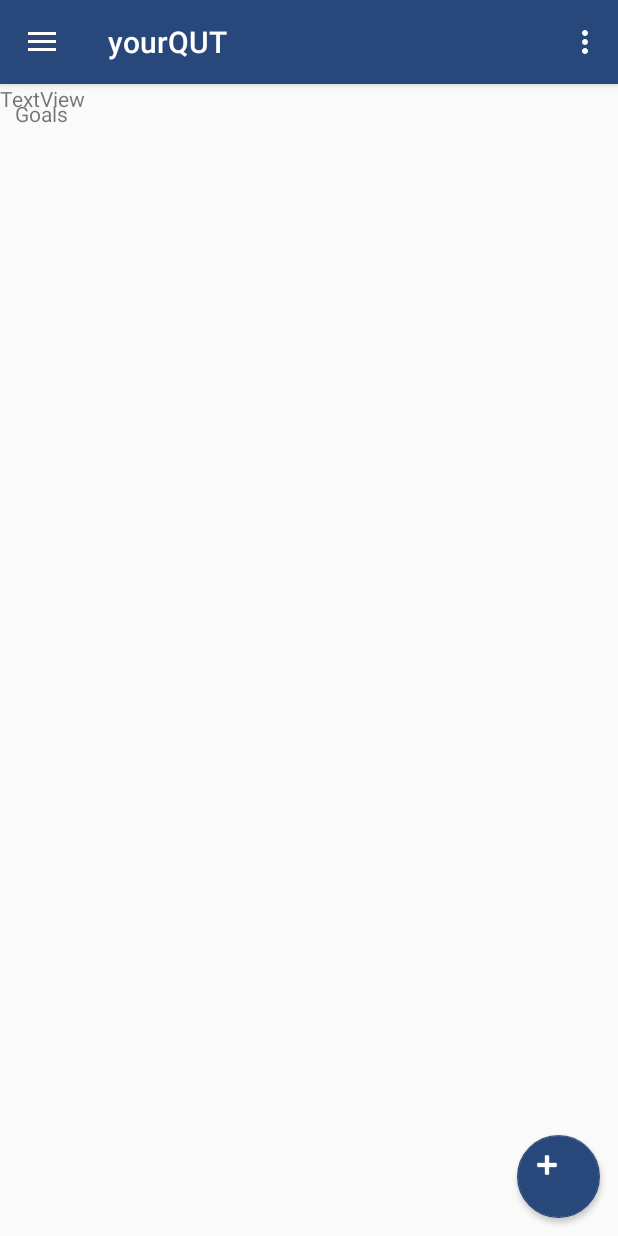
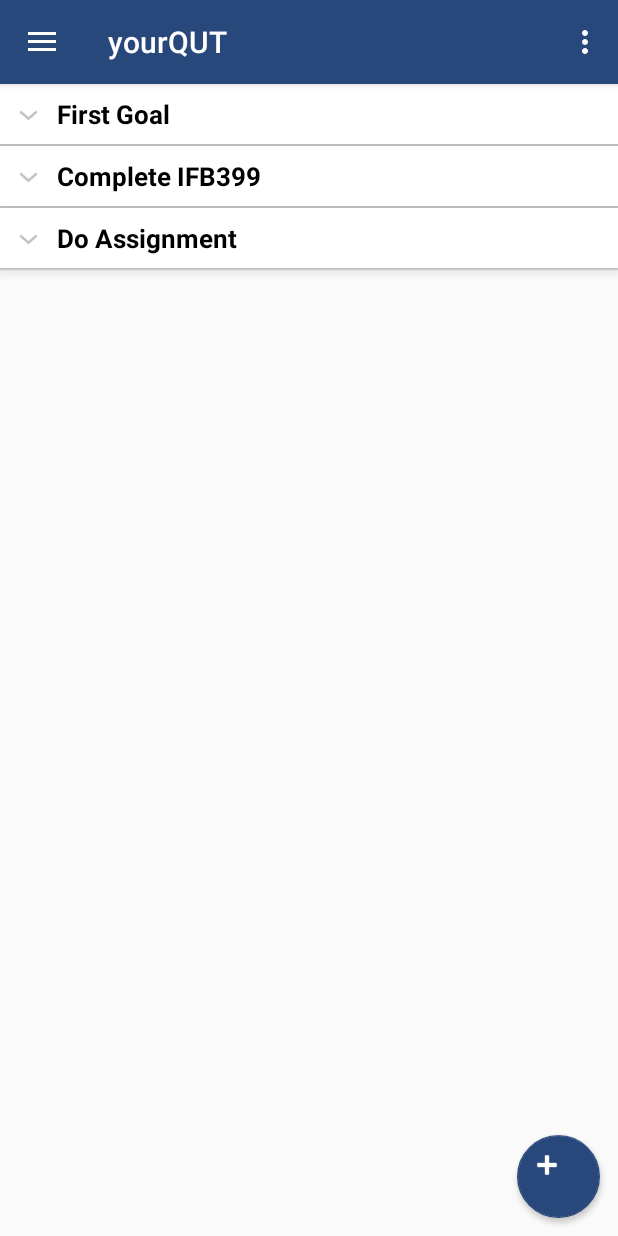
Before and after one commit to bmpickford/CapstoneProject, an Android app: the fragment GoalsPage placed in its activity, in the side drawer, after a tap on "Goals", on a phone screen of 412 x 824 dp. Run offline under Robolectric (Android 15) with nearby library versions, the phone set to English and light mode, and no system bars; libraries missing offline, so code that uses them is left out: com.github.mikephil.charting; 34 statements that could not run were skipped.

Commit message:
Basic goal functionality

```diff
--- /dev/null
+++ b/app/src/main/java/com/app/capstone/app/ExpandableListAdapter.java
@@ -0,0 +1,110 @@
+package com.app.capstone.app;
+
+/**
+ * Created by root on 10/08/17.
+ */
+
+import java.util.HashMap;
+import java.util.List;
+
+import android.content.Context;
+import android.graphics.Typeface;
+import android.view.LayoutInflater;
+import android.view.View;
+import android.view.ViewGroup;
+import android.widget.BaseExpandableListAdapter;
+import android.widget.TextView;
+
+public class ExpandableListAdapter extends BaseExpandableListAdapter {
+
+    private Context _context;
+    private List<String> _listDataHeader; // header titles
+    // child data in format of header title, child title
+    private HashMap<String, List<String>> _listDataChild;
+
+    public ExpandableListAdapter(Context context, List<String> listDataHeader,
+                                 HashMap<String, List<String>> listChildData) {
+        this._context = context;
+        this._listDataHeader = listDataHeader;
+        this._listDataChild = listChildData;
+    }
+
+    @Override
+    public Object getChild(int groupPosition, int childPosititon) {
+        return this._listDataChild.get(this._listDataHeader.get(groupPosition))
+                .get(childPosititon);
+    }
+
+    @Override
+    public long getChildId(int groupPosition, int childPosition) {
+        return childPosition;
+    }
+
+    @Override
+    public View getChildView(int groupPosition, final int childPosition,
+                             boolean isLastChild, View convertView, ViewGroup parent) {
+
+        final String childText = (String) getChild(groupPosition, childPosition);
+
+        if (convertView == null) {
+            LayoutInflater infalInflater = (LayoutInflater) this._context
+                    .getSystemService(Context.LAYOUT_INFLATER_SERVICE);
+            convertView = infalInflater.inflate(R.layout.list_item, null);
+        }
+
+        TextView txtListChild = (TextView) convertView
+                .findViewById(R.id.lblListItem);
+
+        txtListChild.setText(childText);
+        return convertView;
+    }
+
+    @Override
+    public int getChildrenCount(int groupPosition) {
+        return this._listDataChild.get(this._listDataHeader.get(groupPosition))
+                .size();
+    }
+
+    @Override
+    public Object getGroup(int groupPosition) {
+        return this._listDataHeader.get(groupPosition);
+    }
+
+    @Override
+    public int getGroupCount() {
+        return this._listDataHeader.size();
+    }
+
+    @Override
+    public long getGroupId(int groupPosition) {
+        return groupPosition;
+    }
+
+    @Override
+    public View getGroupView(int groupPosition, boolean isExpanded,
+                             View convertView, ViewGroup parent) {
+        String headerTitle = (String) getGroup(groupPosition);
+        if (convertView == null) {
+            LayoutInflater infalInflater = (LayoutInflater) this._context
+                    .getSystemService(Context.LAYOUT_INFLATER_SERVICE);
+            convertView = infalInflater.inflate(R.layout.list_group, null);
+        }
+
+        TextView lblListHeader = (TextView) convertView
+                .findViewById(R.id.lblListHeader);
+        lblListHeader.setTypeface(null, Typeface.BOLD);
+        lblListHeader.setText(headerTitle);
+
+        return convertView;
+    }
+
+    @Override
+    public boolean hasStableIds() {
+        return false;
+    }
+
+    @Override
+    public boolean isChildSelectable(int groupPosition, int childPosition) {
+        return true;
+    }
+}
--- a/app/src/main/java/com/app/capstone/app/Goal.java
+++ b/app/src/main/java/com/app/capstone/app/Goal.java
@@ -34,7 +34,6 @@ public class Goal {
     int id;
 
     Context context;
-
 
     public Goal(String name, String description, Date date, Context context){
         this.name = name;
@@ -81,7 +80,9 @@ public class Goal {
         this.completed = complete;
     }
 
-    private void updateAPI() throws JSONException, IOException {
+    private void setGoalId(int id) { this.id = id; }
+
+    private void updateGoal() throws JSONException, IOException {
         String data = getData();
         sendRequest(((String.format("/goal/%s", this.id))), "PUT", data);
     }
--- a/app/src/main/java/com/app/capstone/app/GoalsPage.java
+++ b/app/src/main/java/com/app/capstone/app/GoalsPage.java
@@ -2,36 +2,58 @@ package com.app.capstone.app;
 
 import android.content.Context;
 import android.content.Intent;
+import android.icu.text.SimpleDateFormat;
+import android.net.ParseException;
 import android.net.Uri;
 import android.os.Bundle;
 import android.support.design.widget.FloatingActionButton;
 import android.support.v4.app.Fragment;
+import android.support.v4.app.FragmentManager;
+import android.support.v4.app.FragmentTransaction;
 import android.view.LayoutInflater;
 import android.view.View;
 import android.view.ViewGroup;
+import android.widget.ExpandableListView;
+import android.widget.LinearLayout;
 import android.widget.TextView;
+import android.widget.Toast;
+
+import java.lang.reflect.Array;
+import java.util.ArrayList;
+import java.util.Date;
+import java.util.HashMap;
+import java.util.List;
 
 
-/**
- * A simple {@link Fragment} subclass.
- * Activities that contain this fragment must implement the
- * {@link GoalsPage.OnFragmentInteractionListener} interface
- * to handle interaction events.
- * Use the {@link GoalsPage#newInstance} factory method to
- * create an instance of this fragment.
- */
 public class GoalsPage extends Fragment {
+    ExpandableListAdapter listAdapter;
+    ExpandableListView expListView;
+    List<String> listDataHeader;
+    HashMap<String, List<String>> listDataChild;
+
+    // Initialisation of empty array for all goal object
+    private List<Goal> goals = getGoals();
 
     private OnFragmentInteractionListener mListener;
+
+    private ArrayList<Goal> getGoals(){
+        ArrayList<Goal> goals = new ArrayList<Goal>();
+        Goal goal = new Goal("First Goal", "This is my first goal", new Date(), getActivity());
+        Goal goal2 = new Goal("Complete IFB399", "Finish the subject", new Date(), getActivity());
+        Goal goal3 = new Goal("Do Assignment", "Finish your assignment", new Date(), getActivity());
+        goals.add(goal);
+        goals.add(goal2);
+        goals.add(goal3);
+
+        return goals;
+    }
 
     public GoalsPage() {
         // Required empty public constructor
     }
 
-    public static GoalsPage newInstance(String param1, String param2) {
+    public static GoalsPage newInstance(String one, String two, String three) {
         GoalsPage fragment = new GoalsPage();
-        Bundle args = new Bundle();
-        fragment.setArguments(args);
 
         return fragment;
     }
@@ -39,19 +61,74 @@ public class GoalsPage extends Fragment {
     @Override
     public void onCreate(Bundle savedInstanceState) {
         super.onCreate(savedInstanceState);
+
+
     }
 
     @Override
     public View onCreateView(LayoutInflater inflater, ViewGroup container, Bundle savedInstanceState) {
+        Bundle item = getArguments();
+        if(item != null && item.getString("title") != null) {
+            SimpleDateFormat formatter = new SimpleDateFormat("dd/MM/yyyy");
+            String title = item.getString("title");
+            String description = item.getString("description");
+            Date d = new Date();
+            try {
+                d = formatter.parse(item.getString("due_date"));
+            } catch (java.text.ParseException e) {
+                e.printStackTrace();
+            }
+
+            Goal g = new Goal(title, description, d, getActivity());
+            goals.add(g);
+        }
         final View view = inflater.inflate(com.app.capstone.app.R.layout.fragment_goals_page, container, false);
+
+        expListView = (ExpandableListView) view.findViewById(R.id.lvExp);
+        listDataHeader = new ArrayList<String>();
+        listDataChild = new HashMap<String, List<String>>();
+
+
+        prepareListData();
+
+
+        listAdapter = new ExpandableListAdapter(getActivity(), listDataHeader, listDataChild);
+
+        // setting list adapter
+        expListView.setAdapter(listAdapter);
+
+
         FloatingActionButton button = (FloatingActionButton) view.findViewById(com.app.capstone.app.R.id.addGoalButton);
         button.setOnClickListener(new View.OnClickListener() {
             public void onClick(View v) {
 
-                // TODO: Add button functionality for logout here - Changes page but left menu needs to update
-                System.out.println("Logout clicked");
-                Intent i= new Intent(getActivity(),NewGoalPage.class);
-                startActivity(i);
+                // TODO: Add button functionality for new goal here - Changes page but left menu needs to update
+                System.out.println("New Goal clicked");
+                //TextView textView = new TextView(getActivity());
+                //textView.setText("testing");
+
+                //Goal goal = new Goal("Clicked", "test", new Date(), getActivity());
+                //View gView = goal.getView();
+
+                //LinearLayout l = (LinearLayout) view.findViewById(R.id.goals_views);
+
+                //l.addView(gView);
+
+                Fragment fragment;
+                Class fragmentClass = NewGoalPage.class;
+
+                try {
+                    fragment = (Fragment) fragmentClass.newInstance();
+                    FragmentManager fragmentManager = getFragmentManager();
+                    fragmentManager.beginTransaction().replace(R.id.flContent, fragment).commit();
+                } catch (Exception e) {
+                    System.out.println(e);
+                    e.printStackTrace();
+                }
+                //
+                //View g = goal.getView();
+                //Intent i= new Intent(getActivity(),NewGoalPageDup.class);
+                //startActivity(i);
             }
 
         });
@@ -83,18 +160,30 @@ public class GoalsPage extends Fragment {
         mListener = null;
     }
 
-    /**
-     * This interface must be implemented by activities that contain this
-     * fragment to allow an interaction in this fragment to be communicated
-     * to the activity and potentially other fragments contained in that
-     * activity.
-     * <p>
-     * See the Android Training lesson <a href=
-     * "http://developer.android.com/training/basics/fragments/communicating.html"
-     * >Communicating with Other Fragments</a> for more information.
-     */
     public interface OnFragmentInteractionListener {
-        // TODO: Update argument type and name
         void onFragmentInteraction(Uri uri);
     }
+
+    private void prepareListData() {
+
+        int i = 0;
+        for (Goal goal: goals) {
+            List<String> s = new ArrayList<String>();
+            String header;
+            if(new Date().after(goal.getEnd_date())){
+                header = goal.getName() + "  - OVERDUE";
+            } else {
+                header = goal.getName();
+            }
+
+            listDataHeader.add(header);
+            s.add(goal.getDescription() + " - DUE: " + goal.getEnd_date().toString());
+            listDataChild.put(listDataHeader.get(i), s);
+            i++;
+        }
+
+
+    }
+
+
 }
--- a/app/src/main/java/com/app/capstone/app/MainActivity.java
+++ b/app/src/main/java/com/app/capstone/app/MainActivity.java
@@ -28,7 +28,7 @@ public class MainActivity extends AppCompatActivity
         CoursePage.OnFragmentInteractionListener, LinksPage.OnFragmentInteractionListener, SettingsPage.OnFragmentInteractionListener,
         GoalsPage.OnFragmentInteractionListener, NavigationView.OnNavigationItemSelectedListener, CourseUnits.OnFragmentInteractionListener,
         CourseBadges.OnFragmentInteractionListener, LinkStudy.OnFragmentInteractionListener, LinkContacts.OnFragmentInteractionListener,
-        LinkHealth.OnFragmentInteractionListener, PortfolioPage.OnFragmentInteractionListener {
+        LinkHealth.OnFragmentInteractionListener, PortfolioPage.OnFragmentInteractionListener, NewGoalPage.OnFragmentInteractionListener {
 
     @Override
     protected void onCreate(Bundle savedInstanceState) {
--- a/app/src/main/java/com/app/capstone/app/NewGoalPage.java
+++ b/app/src/main/java/com/app/capstone/app/NewGoalPage.java
@@ -2,70 +2,98 @@ package com.app.capstone.app;
 
 import android.app.DatePickerDialog;
 import android.content.Context;
-import android.content.Intent;
 import android.icu.text.SimpleDateFormat;
 import android.net.Uri;
+import android.os.Bundle;
 import android.support.v4.app.Fragment;
 import android.support.v4.app.FragmentManager;
-import android.support.v4.app.FragmentTransaction;
-import android.support.v4.app.NavUtils;
-import android.support.v7.app.AppCompatActivity;
-import android.os.Bundle;
 import android.view.LayoutInflater;
-import android.view.MenuItem;
 import android.view.View;
+import android.view.ViewGroup;
+import android.widget.AutoCompleteTextView;
 import android.widget.Button;
 import android.widget.DatePicker;
-import android.widget.LinearLayout;
+import android.widget.EditText;
 import android.widget.TextView;
 
-import com.app.capstone.app.Course.CourseGPA;
-
-import org.w3c.dom.Text;
-
+import java.text.ParseException;
 import java.util.Calendar;
 import java.util.Date;
 import java.util.Locale;
 
-public class NewGoalPage extends AppCompatActivity implements GoalsPage.OnFragmentInteractionListener {
+
+public class NewGoalPage extends Fragment {
+    private Button button;
+    private TextView edittext;
+
+    private static String title;
+    private static String description;
+    private static String due_date;
+
+
+    private OnFragmentInteractionListener mListener;
+
+    public NewGoalPage() {
+        // Required empty public constructor
+    }
+
+
+    public static NewGoalPage newInstance() {
+        NewGoalPage fragment = new NewGoalPage();
+        return fragment;
+    }
 
     @Override
-    protected void onCreate(Bundle savedInstanceState) {
+    public void onCreate(Bundle savedInstanceState) {
         super.onCreate(savedInstanceState);
-        setContentView(R.layout.activity_new_goal_page);
 
-        Button button = (Button) findViewById(R.id.goalSubmitButton);
-        final TextView edittext = (TextView) findViewById(R.id.dueDate);
+    }
+
+    @Override
+    public View onCreateView(LayoutInflater inflater, ViewGroup container,
+                             Bundle savedInstanceState) {
+        final View view = inflater.inflate(com.app.capstone.app.R.layout.fragment_new_goal_page, container, false);
+
+        Button button = (Button) view.findViewById(R.id.goalSubmitButton);
+        final EditText edittext = (EditText) view.findViewById(R.id.dueDate);
+        final AutoCompleteTextView t = (AutoCompleteTextView) view.findViewById(R.id.goalName);
+        final AutoCompleteTextView desc = (AutoCompleteTextView) view.findViewById(R.id.goalDescription);
 
         button.setOnClickListener(new View.OnClickListener() {
-            public void onClick(View v) {
-                int goal = R.layout.activity_new_goal_page;
-                Goal g = new Goal("test", "test", new Date(), getApplicationContext());
-                final LayoutInflater factory = getLayoutInflater();
+            @Override
+            public void onClick(View view) {
+                Bundle bundle = new Bundle();
+                //SimpleDateFormat formatter = new SimpleDateFormat("dd/MM/yyyy");
+                //String d = edittext.getText().toString();
+                due_date = edittext.getText().toString();
+                title = t.getText().toString();
+                description = desc.getText().toString();
+/*                Date d = null;
+                try {
+                    d = formatter.parse(due_date);
+                } catch (ParseException e) {
+                    e.printStackTrace();
+                }
 
-                final View goalView = factory.inflate(R.layout.fragment_goals_page, null);
+                Goal g = new Goal(title, description, d, getActivity());*/
 
-                final LinearLayout l = (LinearLayout) goalView.findViewById(R.id.goals_views);
-                final LinearLayout l1 = (LinearLayout) findViewById(R.id.goals_views);
-                View view = g.getView();
-                System.out.println("Got View");
-                l.addView(view);
-                Fragment fragment = null;
-                Class fragmentClass = null;
+                bundle.putString("title", title);
+                bundle.putString("description", description);
+                bundle.putString("due_date", due_date);
 
-                fragmentClass = GoalsPage.class;
 
+                Fragment fragment;
+                Class fragmentClass = GoalsPage.class;
                 try {
                     fragment = (Fragment) fragmentClass.newInstance();
-                    FragmentManager fragmentManager = getSupportFragmentManager();
-                    fragmentManager.beginTransaction().replace(R.id.goalWrapper, fragment).commit();
+                    fragment.setArguments(bundle);
+                    FragmentManager fragmentManager = getFragmentManager();
+                    fragmentManager.beginTransaction().replace(R.id.flContent, fragment).commit();
                 } catch (Exception e) {
                     System.out.println(e);
                     e.printStackTrace();
                 }
 
-                //Intent i = new Intent(getApplicationContext(), MainActivity.class);
-                //startActivity(i);
             }
         });
 
@@ -97,15 +125,32 @@ public class NewGoalPage extends AppCompatActivity implements GoalsPage.OnFragme
 
             @Override
             public void onClick(View v) {
-                new DatePickerDialog(NewGoalPage.this, date, myCalendar.get(Calendar.YEAR), myCalendar.get(Calendar.MONTH), myCalendar.get(Calendar.DAY_OF_MONTH)).show();
+                new DatePickerDialog(getActivity(), date, myCalendar.get(Calendar.YEAR), myCalendar.get(Calendar.MONTH), myCalendar.get(Calendar.DAY_OF_MONTH)).show();
             }
         });
 
+        return view;
+    }
 
+
+    @Override
+    public void onAttach(Context context) {
+        super.onAttach(context);
+        if (context instanceof OnFragmentInteractionListener) {
+            mListener = (OnFragmentInteractionListener) context;
+        } else {
+            throw new RuntimeException(context.toString()
+                    + " must implement OnFragmentInteractionListener");
+        }
     }
 
     @Override
-    public void onFragmentInteraction(Uri uri) {
+    public void onDetach() {
+        super.onDetach();
+        mListener = null;
+    }
 
+    public interface OnFragmentInteractionListener {
+        void onFragmentInteraction(Uri uri);
     }
 }
--- a/app/src/main/res/layout/fragment_goals_page.xml
+++ b/app/src/main/res/layout/fragment_goals_page.xml
@@ -5,26 +5,10 @@
     android:layout_height="match_parent"
     tools:context="com.app.capstone.app.GoalsPage">
 
-    <!-- TODO: Update blank fragment layout -->
-    <TextView
-        android:id="@+id/goalContent"
-        android:layout_width="match_parent"
+    <ExpandableListView
+        android:id="@+id/lvExp"
         android:layout_height="match_parent"
-        android:padding="10dp"
-        android:text="Goals" />
-
-    <LinearLayout
-        android:id="@+id/goals_views"
-        android:layout_width="match_parent"
-        android:layout_height="match_parent"
-        android:orientation="vertical">
-
-        <TextView
-            android:id="@+id/textView2"
-            android:layout_width="match_parent"
-            android:layout_height="wrap_content"
-            android:text="TextView" />
-    </LinearLayout>
+        android:layout_width="match_parent"/>
 
     <android.support.design.widget.FloatingActionButton
         android:id="@+id/addGoalButton"
--- /dev/null
+++ b/app/src/main/res/layout/list_group.xml
@@ -0,0 +1,25 @@
+<?xml version="1.0" encoding="utf-8"?>
+<LinearLayout xmlns:android="http://schemas.android.com/apk/res/android"
+    android:layout_width="fill_parent"
+    android:layout_height="wrap_content"
+    android:layout_marginEnd="20dp"
+    android:layout_marginStart="20dp"
+    android:layout_marginTop="10dp"
+    android:background="#ffffff"
+    android:elevation="5dp"
+    android:orientation="horizontal"
+    android:padding="8dp">
+
+    <TextView
+        android:id="@+id/lblListHeader"
+        android:layout_width="match_parent"
+        android:layout_height="wrap_content"
+        android:layout_gravity="top|left"
+        android:layout_marginEnd="70dp"
+        android:layout_marginStart="30dp"
+        android:layout_weight="1"
+        android:textColor="#000000"
+        android:textSize="17dp" />
+
+
+</LinearLayout>
```
Also changed, not shown: app/src/main/AndroidManifest.xml (+0 -8 lines), app/src/main/res/layout/fragment_new_goal_page.xml (renamed from app/src/main/res/layout/activity_new_goal_page.xml, +9 -5 lines), app/src/main/res/layout/list_item.xml (added, +46 -0 lines).
